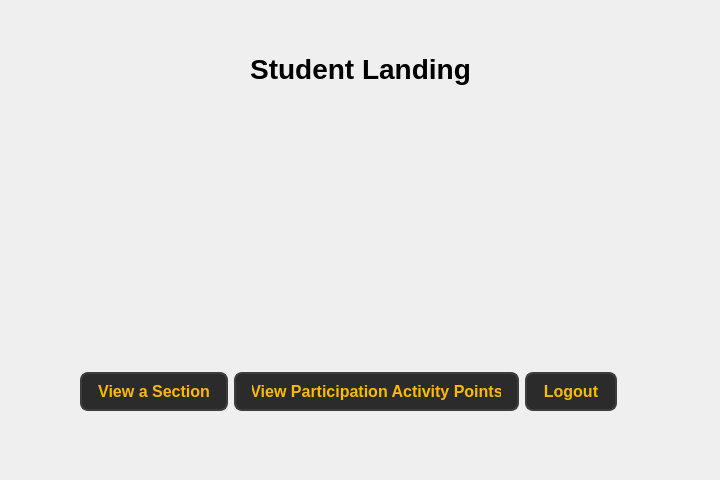
Before: the Qt Designer form ui/student/student_landing_window.ui in Soham1117/elearningApp, drawn with Qt 5.
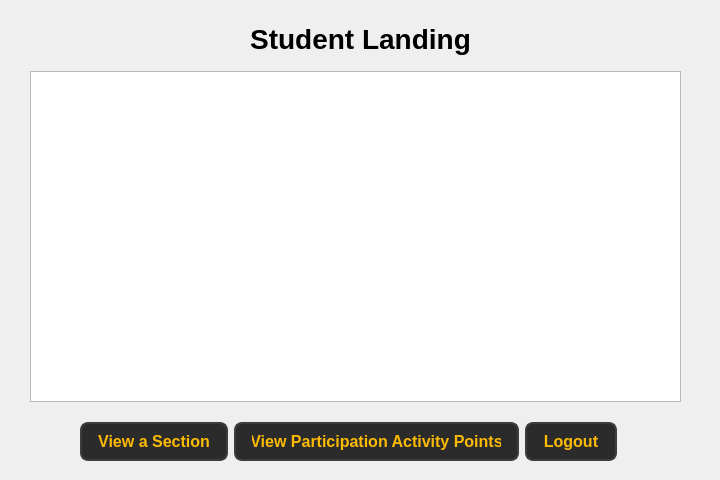
After: the same form once the commit is applied.

Commit message: Added TreeView and Yogesh's files.

Diff of the .ui file:
```diff
--- a/ui/student/student_landing_window.ui
+++ b/ui/student/student_landing_window.ui
@@ -17,7 +17,7 @@
    <property name="geometry">
     <rect>
      <x>160</x>
-     <y>50</y>
+     <y>20</y>
      <width>401</width>
      <height>38</height>
     </rect>
@@ -35,11 +35,11 @@
     <set>Qt::AlignmentFlag::AlignCenter</set>
    </property>
   </widget>
-  <widget class="QWidget" name="">
+  <widget class="QWidget" name="layoutWidget">
    <property name="geometry">
     <rect>
      <x>80</x>
-     <y>370</y>
+     <y>420</y>
      <width>537</width>
      <height>44</height>
     </rect>
@@ -137,6 +137,16 @@
     </item>
    </layout>
   </widget>
+  <widget class="QTreeView" name="treeView">
+   <property name="geometry">
+    <rect>
+     <x>30</x>
+     <y>71</y>
+     <width>651</width>
+     <height>331</height>
+    </rect>
+   </property>
+  </widget>
  </widget>
  <resources/>
  <connections/>
```
The commit also changes 12 other files.
